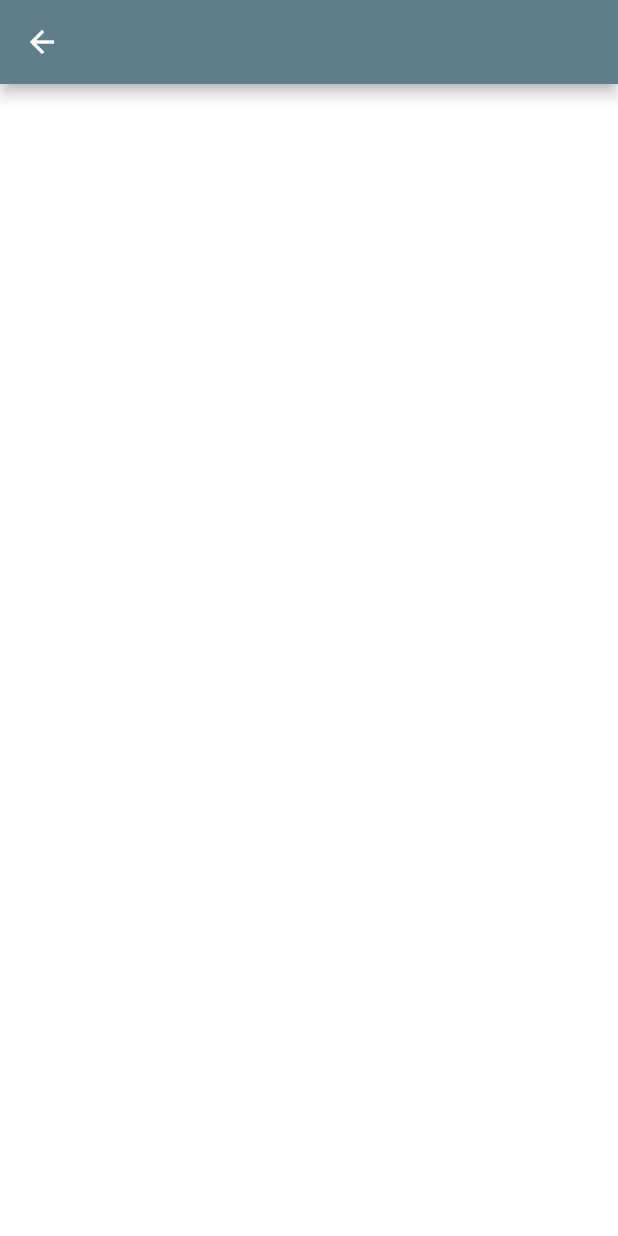
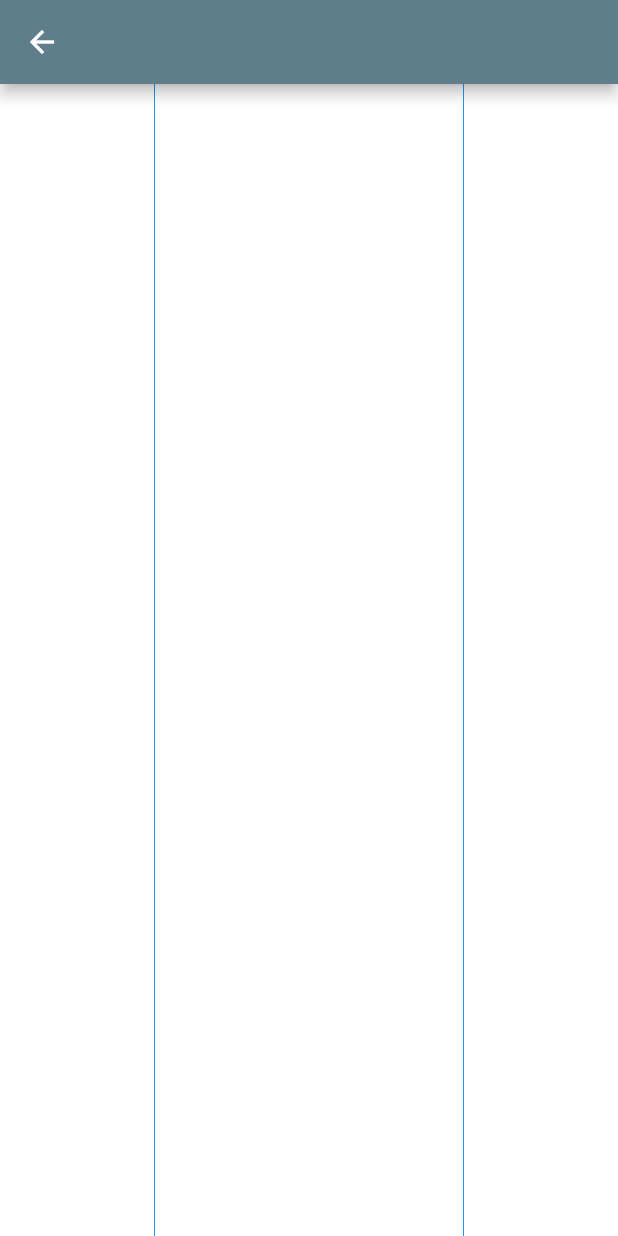
Before and after one commit to Lukas-Heiligenbrunner/Notes, a Flutter app: the screen it shows after launch, after a tap on the "edit calendar" icon, on a phone screen of 412 x 824 dp. Run offline on Flutter 3.47's test engine with Material 2 defaults, Android fonts, the phone set to English and light mode, and no system bars; missing offline and left inert: equations.

Commit message:
show lines for zooming

```diff
--- a/lib/canvas/drawing_page.dart
+++ b/lib/canvas/drawing_page.dart
@@ -18,7 +18,7 @@ class _DrawingPageState extends State<DrawingPage> {
   List<Stroke> _strokes = [];
   bool allowDrawWithFinger = false;
 
-  double zoom = 0.6;
+  double zoom = .5;
   Offset scrollPos = const Offset(.0, .0);
 
   @override
@@ -29,15 +29,18 @@ class _DrawingPageState extends State<DrawingPage> {
     );
   }
 
-  double _calcTiltedWidth(double baseWidth, double tilt){
+  double _calcTiltedWidth(double baseWidth, double tilt) {
     return baseWidth * tilt;
   }
 
-  double _calcAngleDependentWidth(List<Point> pts, double basetickness){
+  double _calcAngleDependentWidth(List<Point> pts, double basetickness) {
     return basetickness;
 
     // todo do correct linear interpolation and extimate angle
-    final lininterpol = PolynomialInterpolation(nodes: pts.map((e) => InterpolationNode(x: e.point.dx, y: e.point.dy)).toList(growable: false));
+    final lininterpol = PolynomialInterpolation(
+        nodes: pts
+            .map((e) => InterpolationNode(x: e.point.dx, y: e.point.dy))
+            .toList(growable: false));
     lininterpol.compute(1.0);
     print(lininterpol.buildPolynomial().toString());
 
@@ -102,40 +105,16 @@ class _DrawingPageState extends State<DrawingPage> {
             print(_strokes.last.points.length);
           }
         },
-        // child: GestureDetector(
-        // onPanUpdate: (DragUpdateDetails details) {
-        //   setState(() {
-        //     _strokes = List.from(_strokes,growable: false)..last.points.add(details.localPosition);
-        //   });
-        // },
-        // onPanEnd: (DragEndDetails details) {
-        //   if(_strokes.last.points.length <= 1){
-        //     // if the line consists only of one point (point) add endpoint as the same to allow drawing a line
-        //     // todo maybe solve this in custompainter in future
-        //     setState(() {
-        //       _strokes = List.from(_strokes,growable: false)..last.points.add(_strokes.last.points.last);
-        //     });
-        //   }else{
-        //     setState(() {});
-        //   }
-        //
-        //
-        //   print(_strokes.length);
-        //   print(_strokes.last.points.length);
-        // },
-        // onPanStart: (details) {
-        //   setState(() {
-        //     _strokes = List.from(_strokes)..add(Stroke.fromPoints([details.localPosition]));
-        //   });
-        // },
-        child: SingleChildScrollView(
-          child: Center(
-            child: CustomPaint(
-              painter: MyPainter(strokes: _strokes),
-              // todo not working
-              size: Size(zoomedwidth, zoomedwidth * sqrt2), // todo add different paper dimensions
-              // ),
-            ),
+        child: GestureDetector(
+        onScaleUpdate: (details) {
+          setState(() {
+            zoom = details.scale;
+          });
+        },
+        child: CustomPaint(
+          painter: MyPainter(strokes: _strokes,offset: scrollPos, zoom: zoom),
+          // todo not working
+          size: Size.infinite, // todo add different paper dimensions
           ),
         ),
       ),
--- a/lib/canvas/my_painter.dart
+++ b/lib/canvas/my_painter.dart
@@ -3,18 +3,30 @@ import 'package:flutter/material.dart';
 import 'document_types.dart';
 
 class MyPainter extends CustomPainter {
-  List<Stroke> strokes = <Stroke>[];
+  List<Stroke> strokes;
+  double zoom;
+  Offset offset;
 
-  MyPainter({required this.strokes});
+  MyPainter({required this.strokes, required this.zoom, required this.offset});
 
   @override
   void paint(Canvas canvas, Size size) {
     var paint = Paint()
       ..color = Colors.blue
       ..strokeCap = StrokeCap.square;
+
+
+
       // ..strokeWidth = 3.0;
+    // canvas.scale(zoom);
+    print("zoom: ${zoom}");
+    canvas.drawColor(Color.fromRGBO(255, 255, 255, .1), BlendMode.src);
 
-    canvas.drawColor(Color.fromRGBO(255, 255, 255, .1), BlendMode.src);
+    final pagewidth = size.width * zoom;
+
+    final sidewidth = (size.width - pagewidth) / 2;
+    canvas.drawLine(Offset(sidewidth, .0), Offset(sidewidth, size.height), paint);
+    canvas.drawLine(Offset(sidewidth + pagewidth, .0), Offset(sidewidth + pagewidth, size.height), paint);
 
     for(final stroke in strokes){
       for(int i = 0; i < stroke.points.length -1; i++){
@@ -25,6 +37,8 @@ class MyPainter extends CustomPainter {
         canvas.drawLine(pt1, pt2, paint..strokeWidth = stroke.points[i].thickness);
       }
     }
+
+
   }
 
   @override
```
